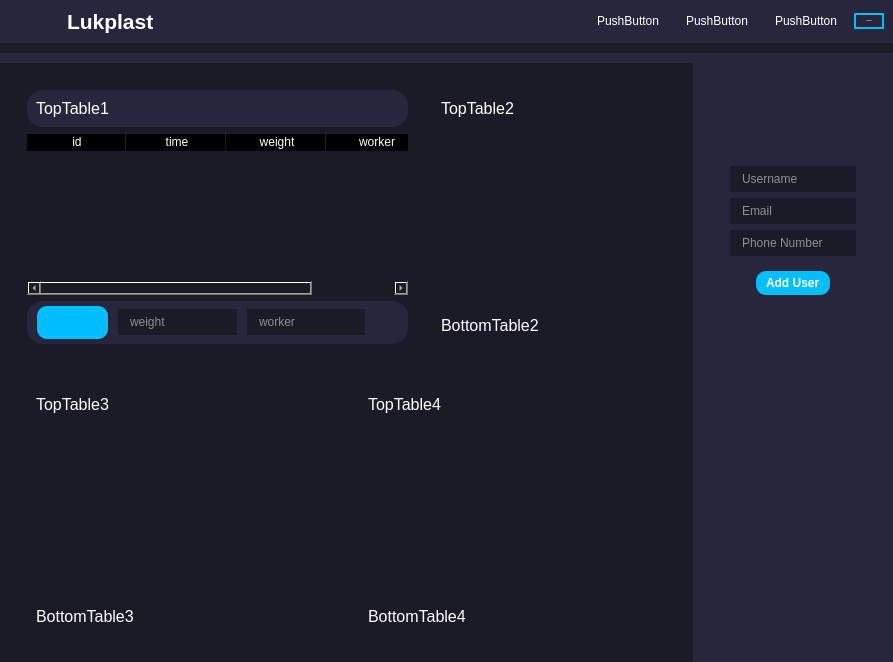
Before: the Qt Designer form interface.ui in KofanovE/GuiLukplast, drawn with Qt 5.
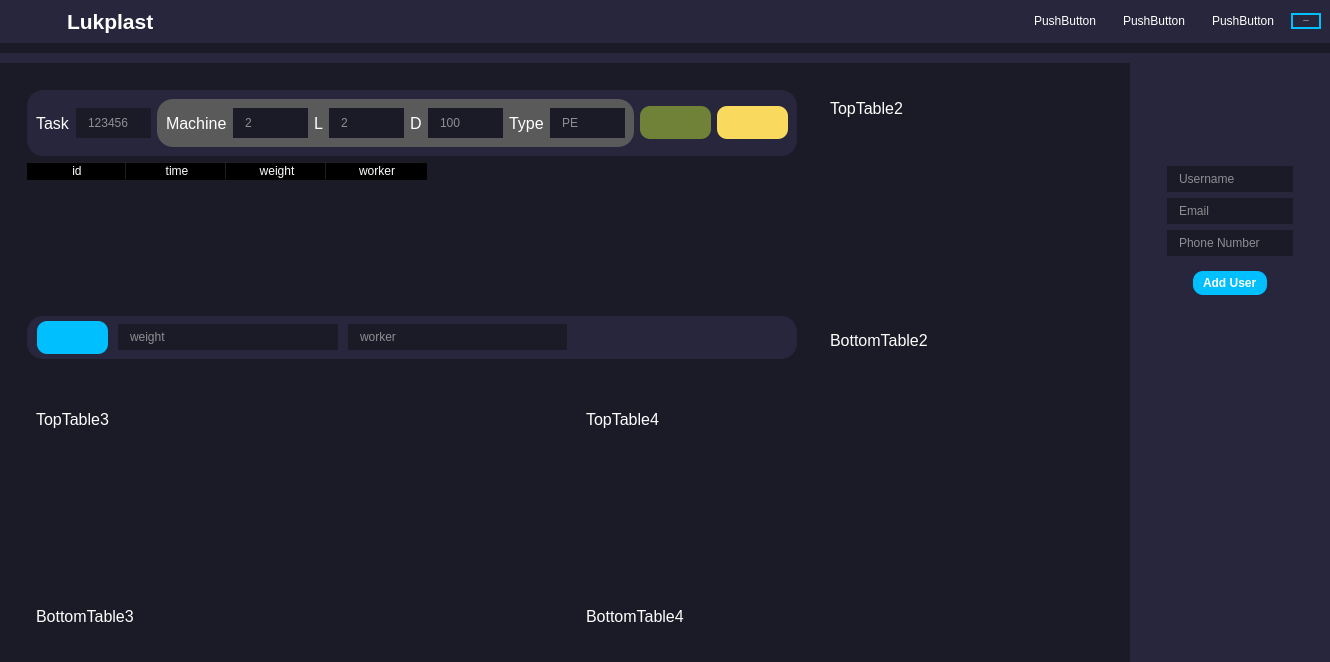
After: the same form once the commit is applied. Icons and pictures are not drawn. Custom widgets are drawn as their Qt base class.

Commit message: dev_0_14_refactor: add all label, butoons, line editors and other for Table1

Diff of the .ui file:
```diff
--- a/interface.ui
+++ b/interface.ui
@@ -6,7 +6,7 @@
    <rect>
     <x>0</x>
     <y>0</y>
-    <width>893</width>
+    <width>1330</width>
     <height>662</height>
    </rect>
   </property>
@@ -42,6 +42,15 @@
 	border-radius: 10px;
 }
 
+#addTable1Btn{
+	background-color: #708238;
+	border-radius: 10px;
+}
+
+#closeTable1Btn{
+	background-color: #FADA5E;
+	border-radius: 10px;
+}
 
 QPushButton{
 	text-align: left;
@@ -61,6 +70,11 @@
 
 #topTable1, #botTable1{
 	border-radius: 16px;	
+}
+
+#frameTable1{
+	background-color: #5A5A5A;
+	border-radius: 16px;	
 }</string>
   </property>
   <widget class="QWidget" name="centralwidget">
@@ -488,7 +502,224 @@
                           </font>
                          </property>
                          <property name="text">
-                          <string>TopTable1</string>
+                          <string>Task</string>
+                         </property>
+                        </widget>
+                       </item>
+                       <item>
+                        <widget class="QLineEdit" name="lineEdit_6">
+                         <property name="minimumSize">
+                          <size>
+                           <width>75</width>
+                           <height>30</height>
+                          </size>
+                         </property>
+                         <property name="maximumSize">
+                          <size>
+                           <width>75</width>
+                           <height>30</height>
+                          </size>
+                         </property>
+                         <property name="placeholderText">
+                          <string>123456</string>
+                         </property>
+                        </widget>
+                       </item>
+                       <item>
+                        <widget class="QFrame" name="frameTable1">
+                         <property name="frameShape">
+                          <enum>QFrame::StyledPanel</enum>
+                         </property>
+                         <property name="frameShadow">
+                          <enum>QFrame::Raised</enum>
+                         </property>
+                         <layout class="QHBoxLayout" name="horizontalLayout_15">
+                          <item>
+                           <widget class="QLabel" name="label_9">
+                            <property name="font">
+                             <font>
+                              <pointsize>12</pointsize>
+                             </font>
+                            </property>
+                            <property name="text">
+                             <string>Machine</string>
+                            </property>
+                           </widget>
+                          </item>
+                          <item>
+                           <widget class="QLineEdit" name="lineEdit_7">
+                            <property name="minimumSize">
+                             <size>
+                              <width>75</width>
+                              <height>30</height>
+                             </size>
+                            </property>
+                            <property name="maximumSize">
+                             <size>
+                              <width>75</width>
+                              <height>30</height>
+                             </size>
+                            </property>
+                            <property name="placeholderText">
+                             <string>2</string>
+                            </property>
+                           </widget>
+                          </item>
+                          <item>
+                           <widget class="QLabel" name="label_16">
+                            <property name="font">
+                             <font>
+                              <pointsize>12</pointsize>
+                             </font>
+                            </property>
+                            <property name="text">
+                             <string>L</string>
+                            </property>
+                           </widget>
+                          </item>
+                          <item>
+                           <widget class="QLineEdit" name="lineEdit_8">
+                            <property name="minimumSize">
+                             <size>
+                              <width>75</width>
+                              <height>30</height>
+                             </size>
+                            </property>
+                            <property name="maximumSize">
+                             <size>
+                              <width>75</width>
+                              <height>30</height>
+                             </size>
+                            </property>
+                            <property name="placeholderText">
+                             <string>2</string>
+                            </property>
+                           </widget>
+                          </item>
+                          <item>
+                           <widget class="QLabel" name="label_17">
+                            <property name="font">
+                             <font>
+                              <pointsize>12</pointsize>
+                             </font>
+                            </property>
+                            <property name="text">
+                             <string>D</string>
+                            </property>
+                           </widget>
+                          </item>
+                          <item>
+                           <widget class="QLineEdit" name="lineEdit_9">
+                            <property name="minimumSize">
+                             <size>
+                              <width>75</width>
+                              <height>30</height>
+                             </size>
+                            </property>
+                            <property name="maximumSize">
+                             <size>
+                              <width>75</width>
+                              <height>30</height>
+                             </size>
+                            </property>
+                            <property name="placeholderText">
+                             <string>100</string>
+                            </property>
+                           </widget>
+                          </item>
+                          <item>
+                           <widget class="QLabel" name="label_18">
+                            <property name="font">
+                             <font>
+                              <pointsize>12</pointsize>
+                             </font>
+                            </property>
+                            <property name="text">
+                             <string>Type</string>
+                            </property>
+                           </widget>
+                          </item>
+                          <item>
+                           <widget class="QLineEdit" name="lineEdit_10">
+                            <property name="minimumSize">
+                             <size>
+                              <width>75</width>
+                              <height>30</height>
+                             </size>
+                            </property>
+                            <property name="maximumSize">
+                             <size>
+                              <width>75</width>
+                              <height>30</height>
+                             </size>
+                            </property>
+                            <property name="placeholderText">
+                             <string>PE</string>
+                            </property>
+                           </widget>
+                          </item>
+                         </layout>
+                        </widget>
+                       </item>
+                       <item>
+                        <widget class="QPushButton" name="addTable1Btn">
+                         <property name="minimumSize">
+                          <size>
+                           <width>0</width>
+                           <height>0</height>
+                          </size>
+                         </property>
+                         <property name="font">
+                          <font>
+                           <pointsize>14</pointsize>
+                          </font>
+                         </property>
+                         <property name="cursor">
+                          <cursorShape>PointingHandCursor</cursorShape>
+                         </property>
+                         <property name="text">
+                          <string/>
+                         </property>
+                         <property name="icon">
+                          <iconset resource="QSS/QSS_Resources.qrc">
+                           <normaloff>:/icons/Icons/file-plus.png</normaloff>:/icons/Icons/file-plus.png</iconset>
+                         </property>
+                         <property name="iconSize">
+                          <size>
+                           <width>24</width>
+                           <height>24</height>
+                          </size>
+                         </property>
+                        </widget>
+                       </item>
+                       <item>
+                        <widget class="QPushButton" name="closeTable1Btn">
+                         <property name="minimumSize">
+                          <size>
+                           <width>0</width>
+                           <height>0</height>
+                          </size>
+                         </property>
+                         <property name="font">
+                          <font>
+                           <pointsize>14</pointsize>
+                          </font>
+                         </property>
+                         <property name="cursor">
+                          <cursorShape>PointingHandCursor</cursorShape>
+                         </property>
+                         <property name="text">
+                          <string/>
+                         </property>
+                         <property name="icon">
+                          <iconset resource="QSS/QSS_Resources.qrc">
+                           <normaloff>:/icons/Icons/download.png</normaloff>:/icons/Icons/download.png</iconset>
+                         </property>
+                         <property name="iconSize">
+                          <size>
+                           <width>24</width>
+                           <height>24</height>
+                          </size>
                          </property>
                         </widget>
                        </item>
```
Left out of the diff: 2 changed lines with no effect on the pictures. The commit also changes 1 other file.
